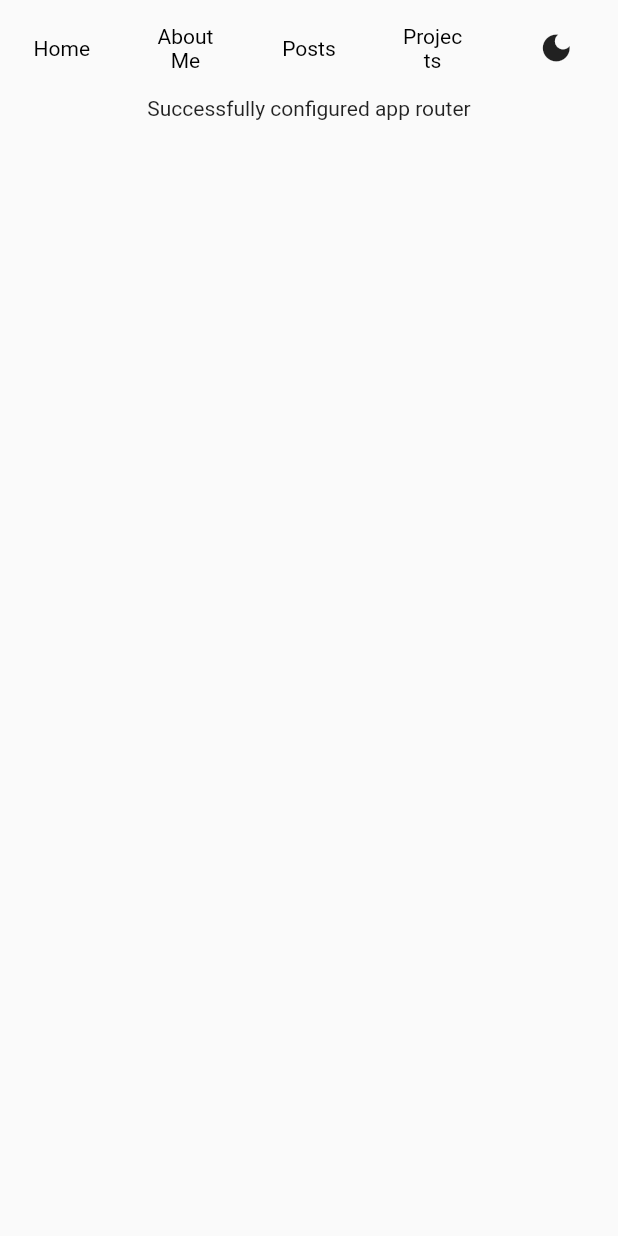
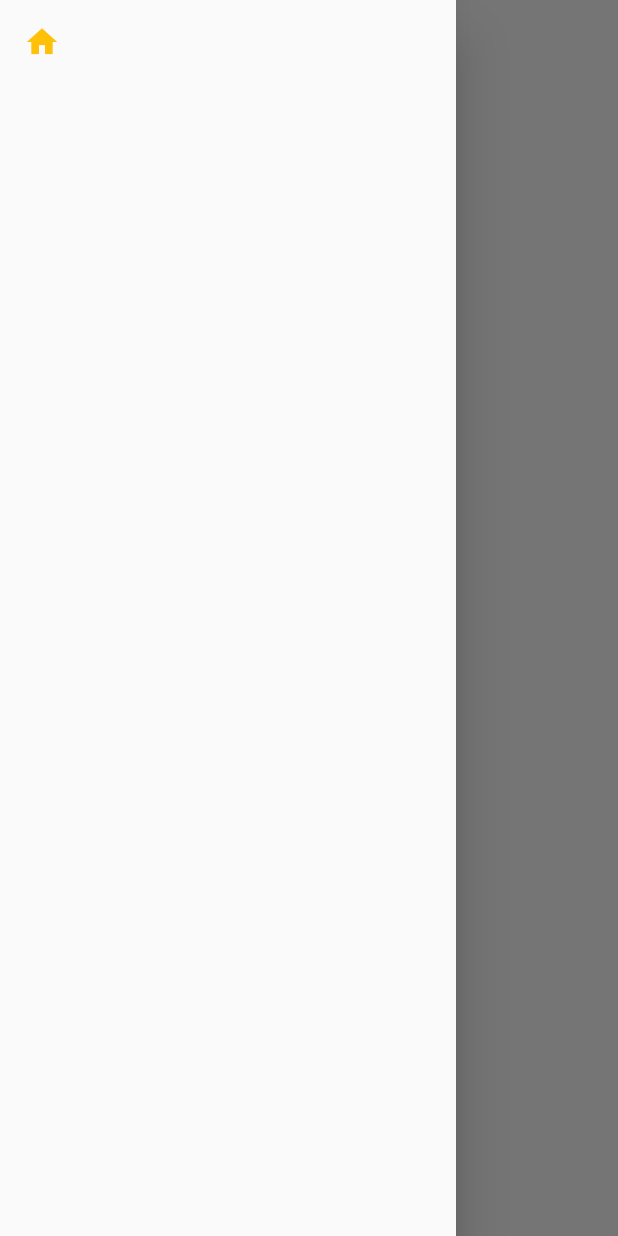
Before and after one commit to Iaashish13/Iaashish13.github.io, a Flutter app: the screen it shows after launch, with the side drawer open (before the commit the screen has no drawer), on a phone screen of 412 x 824 dp. Run offline on Flutter 3.47's test engine with Material 2 defaults, Android fonts, the phone set to English and light mode, and no system bars; our stand-ins replace auto_route.

Commit message:
added drawer for mobile

```diff
--- /dev/null
+++ b/lib/responsive_widgets/drawer_widget.dart
@@ -0,0 +1,24 @@
+import 'package:flutter/material.dart';
+
+class DrawerWidget extends StatelessWidget {
+  const DrawerWidget({Key? key}) : super(key: key);
+
+  @override
+  Widget build(BuildContext context) {
+    return Drawer(
+      child: Material(
+        child: ListView(children: [
+          ListTile(
+            leading: const Icon(
+              Icons.home,
+              color: Colors.amber,
+            ),
+            onTap: () {
+              Navigator.pop(context);
+            },
+          ),
+        ]),
+      ),
+    );
+  }
+}
--- a/lib/responsive_widgets/title_widget.dart
+++ b/lib/responsive_widgets/title_widget.dart
@@ -9,7 +9,7 @@ class TitleWidget extends StatelessWidget {
     return Row(
       mainAxisAlignment: MainAxisAlignment.end,
       children: titles
-          .map((e) => Expanded(
+          .map((e) => InkWell(
                 child: Container(
                     padding:
                         const EdgeInsets.symmetric(horizontal: 10, vertical: 8),
@@ -27,9 +27,7 @@ class TitleWidget extends StatelessWidget {
                     )),
               ))
           .toList()
-        ..add(Expanded(
-            child: IconButton(
-                onPressed: () {}, icon: const Icon(Icons.dark_mode)))),
+        ..add(const InkWell(child: Icon(Icons.dark_mode))),
     );
   }
 }
--- a/lib/screens/home_page.dart
+++ b/lib/screens/home_page.dart
@@ -1,15 +1,34 @@
 import 'package:flutter/material.dart';
+import 'package:my_website/responsive_widgets/drawer_widget.dart';
 import 'package:my_website/screens/landing_page.dart';
 import 'package:my_website/screens/second_page.dart';
 import 'package:my_website/services/responsive/responsive_device.dart';
 
-class Homepage extends StatelessWidget {
+class Homepage extends StatefulWidget {
   const Homepage({Key? key}) : super(key: key);
 
   @override
+  State<Homepage> createState() => _HomepageState();
+}
+
+class _HomepageState extends State<Homepage> {
+  final GlobalKey<ScaffoldState> _scaffoldKey = GlobalKey<ScaffoldState>();
+  @override
   Widget build(BuildContext context) {
     return Scaffold(
-      body: Column(
+      key: _scaffoldKey,
+      extendBodyBehindAppBar: true,
+      appBar: ResponsiveDevice.isMobile(context)
+          ? AppBar(
+              backgroundColor: Colors.white,
+              elevation: 0,
+              iconTheme: const IconThemeData(color: Colors.black),
+            )
+          : null,
+      drawer: ResponsiveDevice.isMobile(context) ? const DrawerWidget() : null,
+      body: ColoredBox(
+        color: Colors.white,
+        child: Column(
           children: const [
             ResponsiveDevice(
               desktopUI: SecondPage(),
@@ -17,6 +36,7 @@ class Homepage extends StatelessWidget {
             ),
           ],
         ),
+      ),
     );
   }
 }
--- a/lib/screens/landing_page.dart
+++ b/lib/screens/landing_page.dart
@@ -1,5 +1,4 @@
 import 'package:flutter/material.dart';
-import 'package:my_website/responsive_widgets/title_widget.dart';
 
 class LandingPage extends StatefulWidget {
   const LandingPage({Key? key}) : super(key: key);
@@ -11,15 +10,6 @@ class LandingPage extends StatefulWidget {
 class _LandingPageState extends State<LandingPage> {
   @override
   Widget build(BuildContext context) {
-    return Scaffold(
-      body: Column(
-        children: const [
-          TitleWidget(),
-          Center(
-            child: Text('Successfully configured app router'),
-          ),
-        ],
-      ),
-    );
+    return Container();
   }
 }
--- a/lib/services/responsive/responsive_device.dart
+++ b/lib/services/responsive/responsive_device.dart
@@ -15,7 +15,8 @@ class ResponsiveDevice extends StatelessWidget {
       this.sameWidget,
       this.bothareSame = false})
       : super(key: key);
-
+static bool isMobile(BuildContext context) =>
+      MediaQuery.of(context).size.width < 600;
   @override
   Widget build(BuildContext context) {
     return bothareSame == false
--- /dev/null
+++ b/lib/utils/drawer_key.dart
@@ -0,0 +1,7 @@
+import 'package:flutter/material.dart';
+
+class DrawerProvider  {
+  final scafoldKey = GlobalKey<ScaffoldState>();
+
+  GlobalKey<ScaffoldState> get key => scafoldKey;
+}
--- a/pubspec.yaml
+++ b/pubspec.yaml
@@ -36,6 +36,7 @@ dependencies:
   cupertino_icons: ^1.0.2
   # for routing
   auto_route: ^4.2.1
+  google_fonts: ^3.0.1
 
 dev_dependencies:
   flutter_test:
```
Also changed, not shown: pubspec.lock, 1 other file. Lines whose indentation alone changed are shown as unchanged.
